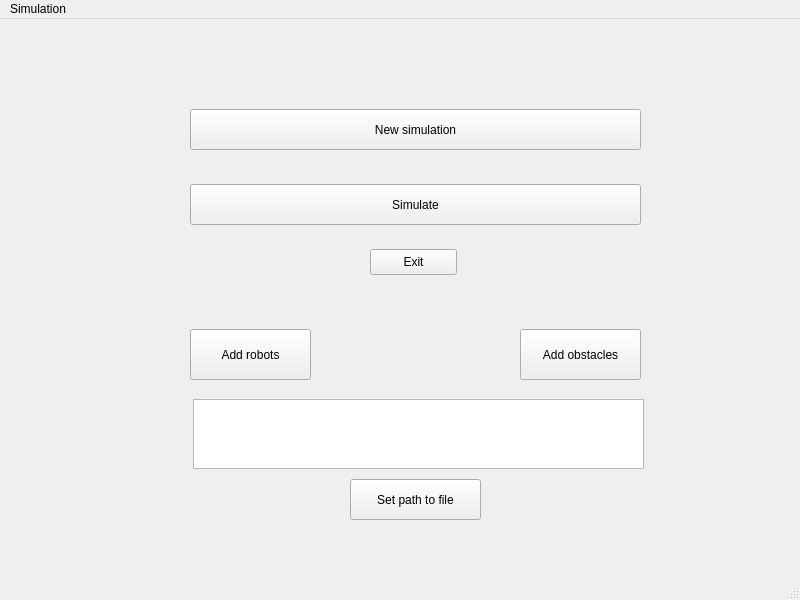
Qt form ICP_PROJECT_2024/mainwindow.ui (ToxicToxon/ICP-PROJECT-2024) before a commit.
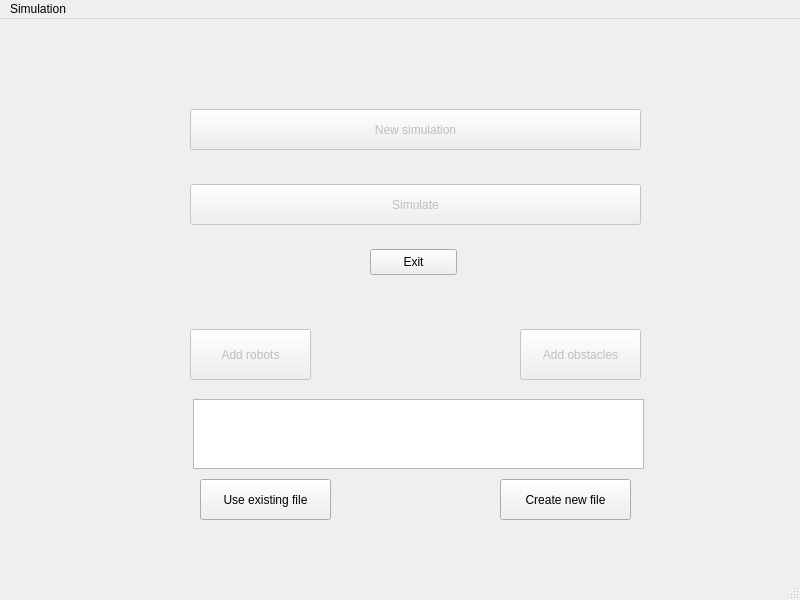
The same form after that commit.

Commit message:
Update: Integration of json_interface to UI
The Path to file now needs to be specified beforehand, and may the file may be created or an existing one can be chosen.
Changed the used interface and logic of a few functions to properly communicate with user.

TODO: Show user that path to file is invalid upon failure

```diff
--- a/ICP_PROJECT_2024/mainwindow.ui
+++ b/ICP_PROJECT_2024/mainwindow.ui
@@ -15,6 +15,9 @@
   </property>
   <widget class="QWidget" name="centralwidget">
    <widget class="QPushButton" name="Button_simulate">
+    <property name="enabled">
+     <bool>false</bool>
+    </property>
     <property name="geometry">
      <rect>
       <x>190</x>
@@ -40,7 +43,10 @@
      <string>Exit</string>
     </property>
    </widget>
-   <widget class="QPushButton" name="pushButton_2">
+   <widget class="QPushButton" name="new_simulation_Button">
+    <property name="enabled">
+     <bool>false</bool>
+    </property>
     <property name="geometry">
      <rect>
       <x>190</x>
@@ -53,7 +59,10 @@
      <string>New simulation</string>
     </property>
    </widget>
-   <widget class="QPushButton" name="pushButton_4">
+   <widget class="QPushButton" name="add_robot_Button">
+    <property name="enabled">
+     <bool>false</bool>
+    </property>
     <property name="geometry">
      <rect>
       <x>190</x>
@@ -66,7 +75,10 @@
      <string>Add robots</string>
     </property>
    </widget>
-   <widget class="QPushButton" name="pushButton_5">
+   <widget class="QPushButton" name="add_obstacle_Button">
+    <property name="enabled">
+     <bool>false</bool>
+    </property>
     <property name="geometry">
      <rect>
       <x>520</x>
@@ -102,14 +114,27 @@
    <widget class="QPushButton" name="set_path_Button">
     <property name="geometry">
      <rect>
-      <x>350</x>
+      <x>200</x>
       <y>460</y>
       <width>131</width>
       <height>41</height>
      </rect>
     </property>
     <property name="text">
-     <string>Set path to file</string>
+     <string>Use existing file</string>
+    </property>
+   </widget>
+   <widget class="QPushButton" name="create_file_Button">
+    <property name="geometry">
+     <rect>
+      <x>500</x>
+      <y>460</y>
+      <width>131</width>
+      <height>41</height>
+     </rect>
+    </property>
+    <property name="text">
+     <string>Create new file</string>
     </property>
    </widget>
   </widget>
```
Left out of the diff: 32 changed lines with no effect on the pictures. The commit also changes 4 other files.
